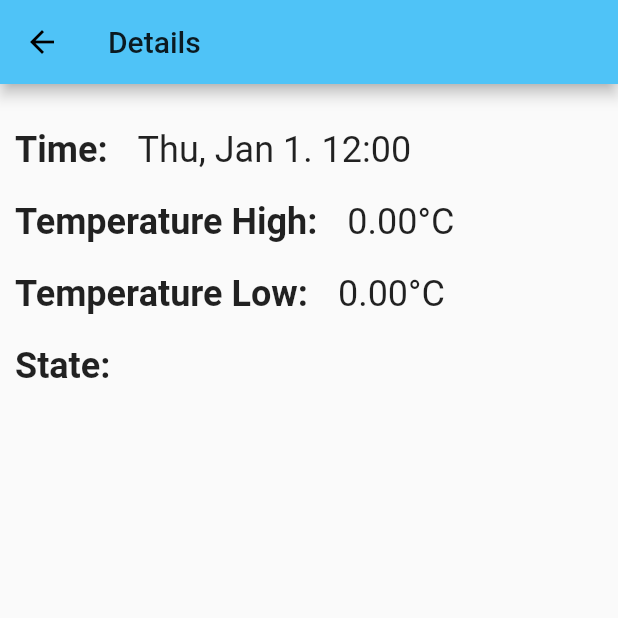
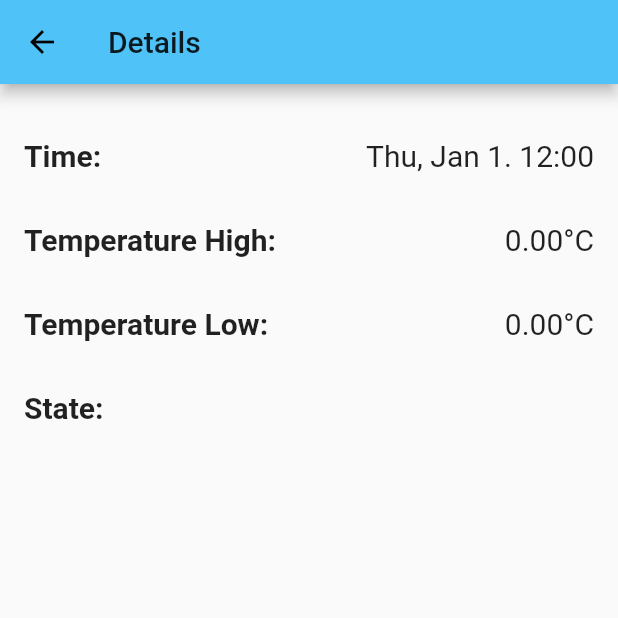
Before and after one commit to PasinduT/SunshineApp, a Flutter app: the DetailsPage screen opened directly with empty values, on a phone screen of 412 x 824 dp, the top half of it. Run offline on Flutter 3.47's test engine with Material 2 defaults, Android fonts, the phone set to English and light mode, and no system bars; our stand-ins replace shared_preferences; missing offline and left inert: credentials_helper; accounts and stored records are empty.

Commit message:
Change preferences to a Provider model and modified the details page

```diff
--- a/lib/components/details.dart
+++ b/lib/components/details.dart
@@ -12,12 +12,15 @@ class DetailsPage extends StatelessWidget {
         title: Text('Details'),
       ),
       body: Container(
-        padding: EdgeInsets.only(top:20),
-        child: Column(
+        padding: EdgeInsets.only(top: 20),
+        child: ListView(
           children: <Widget>[
-            DetailItem(first: 'Time:', second: '${weather.getDetailsItemDate()}'),
-            DetailItem(first: 'Temperature High:', second: '${weather.getTempHigh()}'),
-            DetailItem(first: 'Temperature Low:', second: '${weather.getTempLow()}'),
+            DetailItem(
+                first: 'Time:', second: '${weather.getDetailsItemDate()}'),
+            DetailItem(
+                first: 'Temperature High:', second: '${weather.getTempHigh()}'),
+            DetailItem(
+                first: 'Temperature Low:', second: '${weather.getTempLow()}'),
             DetailItem(first: 'State:', second: '${weather.state}'),
           ],
         ),
@@ -35,15 +38,18 @@ class DetailItem extends StatelessWidget {
   @override
   Widget build(BuildContext context) {
     return Container(
-      padding: EdgeInsets.all(10),
-      child: Row(
-        children: <Widget>[
-          Text(first, style: TextStyle(fontSize: 24, fontWeight: FontWeight.bold),),
-          Container(
-            padding: EdgeInsets.only(left: 20),
-            child: Text(second, style: TextStyle(fontSize: 24,))
-          ),
-        ],
+      child: ListTile(
+        title: Text(
+          first,
+          style: TextStyle(
+              fontSize: Theme.of(context).textTheme.headline6.fontSize,
+              fontWeight: FontWeight.bold),
+        ),
+        trailing: Container(
+            child: Text(second,
+                style: TextStyle(
+                  fontSize: Theme.of(context).textTheme.headline6.fontSize,
+                ))),
       ),
     );
   }
--- a/lib/weather.dart
+++ b/lib/weather.dart
@@ -50,7 +50,7 @@ class Weather {
         isUtc: true);
     DateTime n = DateTime.now();
     if (d.day == n.day)
-      return 'Today, ${DateFormat("MMM d, h:mm a").format(d)}';
+      return 'Today, ${DateFormat("h:mm a").format(d)}';
     else if (d.difference(n).inHours < 24)
       return 'Tomorrow, ${DateFormat("h a").format(d)}';
     return DateFormat("MMM d, h a").format(d).toString();
--- a/pubspec.yaml
+++ b/pubspec.yaml
@@ -32,6 +32,7 @@ dependencies:
   credentials_helper: ^1.0.4
   intl: ^0.15.8
   shared_preferences: ^0.5.7
+  provider: ^4.1.2
 
 dev_dependencies:
   flutter_test:
```
Also changed, not shown: lib/components/settings.dart (+12 -38 lines), lib/main.dart (+15 -56 lines), lib/preferences_model.dart (added, +49 -0 lines), lib/weather_block.dart (+8 -4 lines), pubspec.lock.
